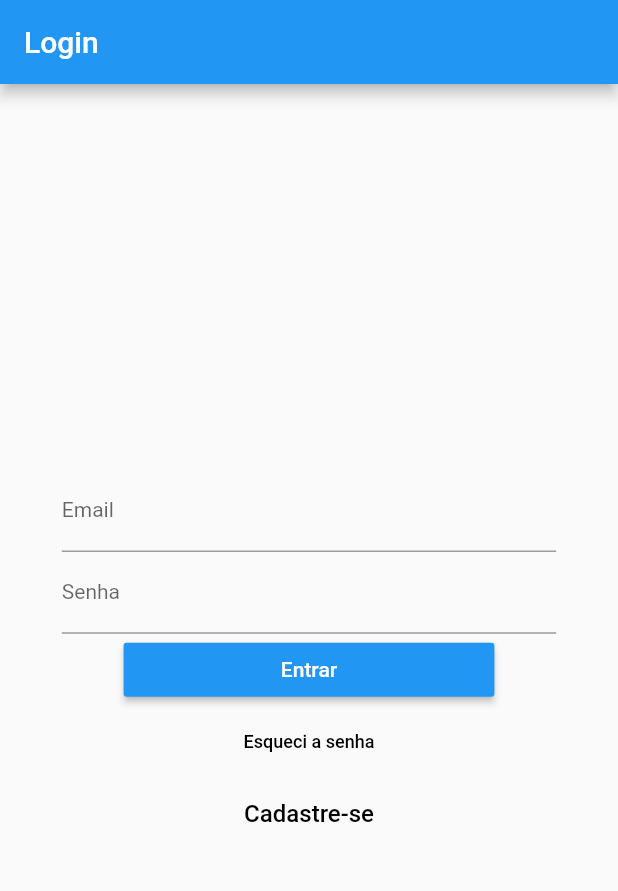
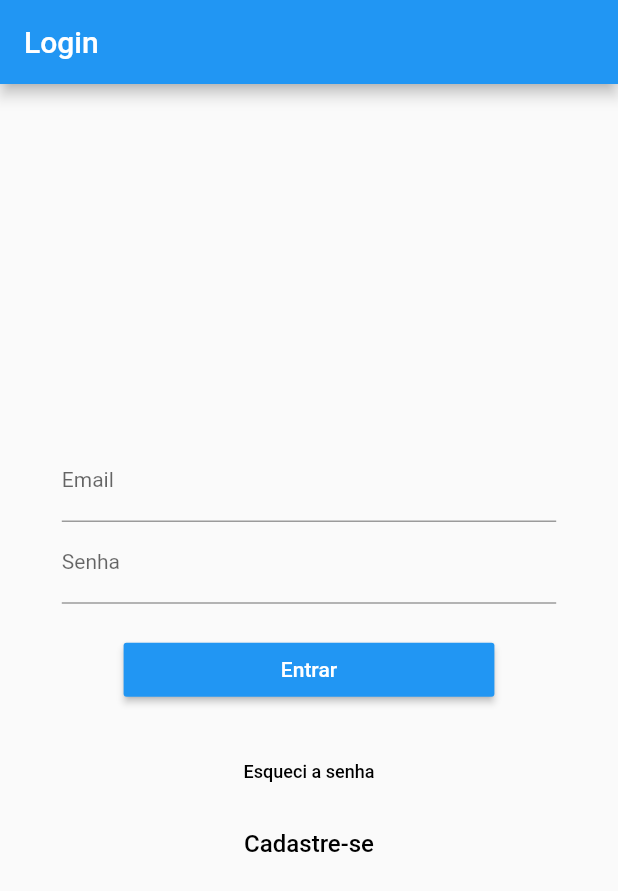
Before and after one commit to rrangelvargas/t1_inf1300, a Flutter app: the screen it shows after launch, on a phone screen of 412 x 824 dp. Shown: the top 891 px of the screen. Run offline on Flutter 3.47's test engine with Material 2 defaults, Android fonts, the phone set to English and light mode, and no system bars.

Commit message:
corrigindo bug de overflowed de pixls

```diff
--- a/lib/main.dart
+++ b/lib/main.dart
@@ -38,6 +38,7 @@ class _MyHomePageState extends State<MyHomePage> {
   @override
   Widget build(BuildContext context) {
     return Scaffold(
+      resizeToAvoidBottomPadding: false,
       appBar: AppBar(
         title: Text(widget.title),
       ),
@@ -57,7 +58,10 @@ class _MyHomePageState extends State<MyHomePage> {
               textInputType: TextInputType.visiblePassword,
               obscureText: true,
             ),
-            StyledRaisedButton(title: "Entrar", callback: _navigateToHome),
+            Container(
+                padding: EdgeInsets.symmetric(vertical: 20.0),
+                child: StyledRaisedButton(
+                    title: "Entrar", callback: _navigateToHome)),
             StyledFlatButton(
               title: "Esqueci a senha",
               callback: _navigateToForgotPassword,
--- a/lib/register.dart
+++ b/lib/register.dart
@@ -13,6 +13,7 @@ class _RegisterState extends State<Register> {
   @override
   Widget build(BuildContext context) {
     return Scaffold(
+      resizeToAvoidBottomPadding: false,
       appBar: AppBar(
         title: Text("Cadastro"),
       ),
@@ -44,7 +45,10 @@ class _RegisterState extends State<Register> {
               textInputType: TextInputType.visiblePassword,
               obscureText: true,
             ),
-            StyledRaisedButton(title: "Registrar", callback: _register)
+            Container(
+                padding: EdgeInsets.symmetric(vertical: 20.0),
+                child:
+                    StyledRaisedButton(title: "Registrar", callback: _register))
           ],
         ),
       ),
```
